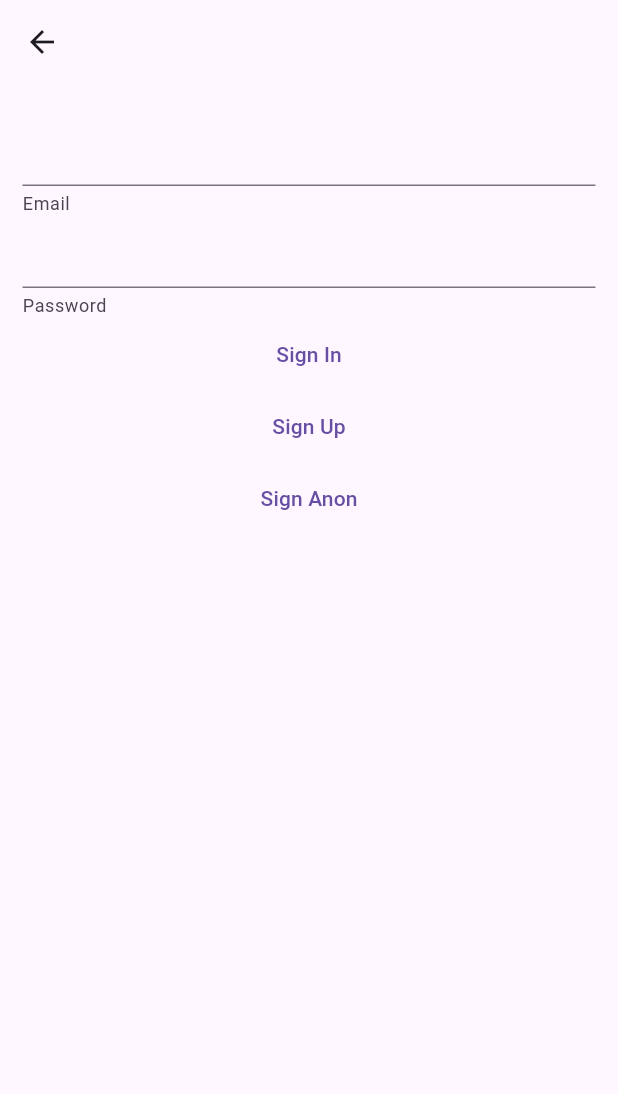
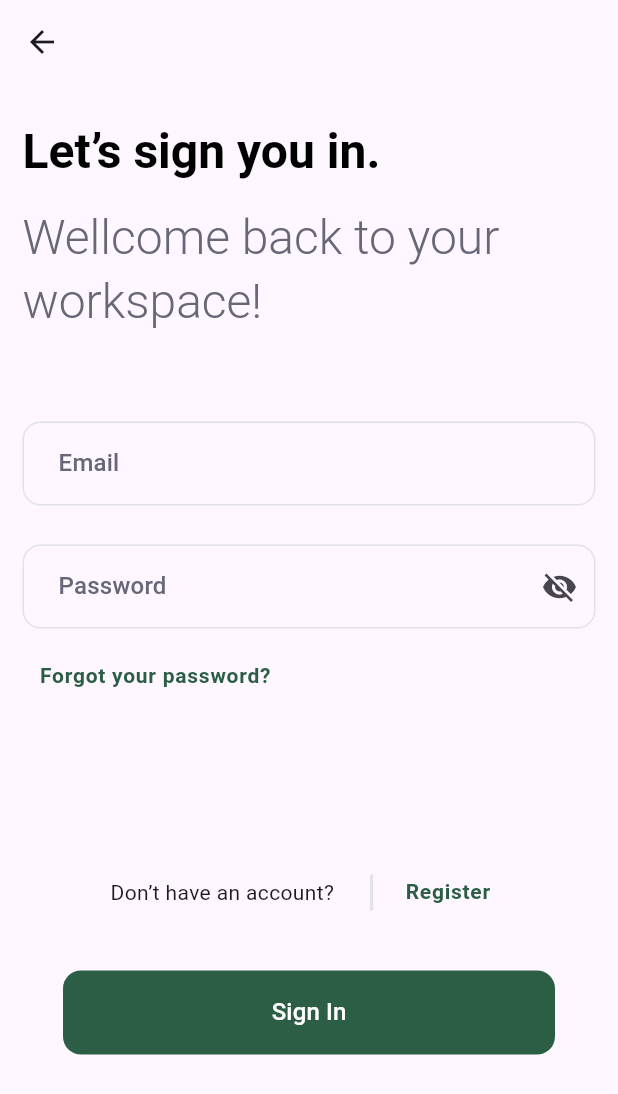
Before and after one commit to CultivatorDao/plantsiliry_app, a Flutter app: the screen it shows after launch, after a tap on "Sign In", on a phone screen of 412 x 824 dp. Shown: the top 1094 px of the screen. Run offline on Flutter 3.47's test engine with Material 3 defaults, Android fonts, the phone set to English and light mode, and no system bars; our stand-ins replace firebase_auth, firebase_core; accounts and stored records are empty; Roboto replaces fonts that are missing (Poppins).

Commit message:
V 0.0.4
Added Fonts:
    Poppins:
	Light
	Regular
	Medium
	SemiBold
Added Widgets:
    Buttons:
	RoundedRectButton:
	    Filled Button with rounded rectangle background.
    CustomTextField:
	Round borders, can be turned to password field.
Added Activities:
    Fully Stylized non-functional Login Screen.
    Non-functional Registration Screen.
Added Themes:
    Partially invoked Light Theme.
Modified:
    Activities:
	Entrance Screen fully stylized and paired with themes.

```diff
--- /dev/null
+++ b/devtools_options.yaml
@@ -0,0 +1 @@
+extensions:
--- a/lib/activities/entrance/entrance.dart
+++ b/lib/activities/entrance/entrance.dart
@@ -1,5 +1,9 @@
 import 'package:flutter/material.dart';
+
+import 'package:plantsility_app/widgets/buttons/rounded_rect_button.dart';
+
 import 'package:plantsility_app/activities/entrance/login/sign_in.dart';
+import 'package:plantsility_app/activities/entrance/registration/registration.dart';
 
 
 class Entrance extends StatelessWidget {
@@ -7,9 +11,8 @@ class Entrance extends StatelessWidget {
 
   @override
   Widget build(BuildContext context) {
-    return Container(
-      color: Colors.white,
-      child: Row(
+    return Scaffold(
+      body: Row(
         mainAxisAlignment: MainAxisAlignment.center,
         children: [
           Column(
@@ -17,37 +20,24 @@ class Entrance extends StatelessWidget {
             children: [
               const Padding(padding: EdgeInsets.only(top: 180)),
 
-              const Row(
+              Row(
                 mainAxisAlignment: MainAxisAlignment.center,
                 children: [
                   Text(
                     "Explore new \nteam collaboration \nexperience",
-                    // TODO create custom big label text theme
-                    style: TextStyle(
-                        fontFamily: "Poppins",
-                        fontWeight: FontWeight.w600,
-                        fontSize: 32,
-                        color: Colors.black,
-                        decoration: TextDecoration.none),
+                    style: Theme.of(context).textTheme.headlineMedium,
                   ),
                 ],
               ),
 
               const Padding(padding: EdgeInsets.only(bottom: 32)),
 
-              const Row(
+              Row(
                 mainAxisAlignment: MainAxisAlignment.center,
                 children: [
                   Text(
                     "Keep your files, documents, tools \nin one place.",
-                    // TODO create custom medium label text theme
-                    style: TextStyle(
-                        fontFamily: "Poppins",
-                        fontWeight: FontWeight.normal,
-                        fontSize: 16,
-                        color: Color.fromARGB(255, 104, 103, 119),
-                        decoration: TextDecoration.none,
-                        height: 1.5),
+                    style: Theme.of(context).textTheme.titleSmall,
                   ),
                 ],
               ),
@@ -55,19 +45,13 @@ class Entrance extends StatelessWidget {
 
               const Padding(padding: EdgeInsets.only(bottom: 12)),
 
-              const Row(
+              Row(
                 mainAxisAlignment: MainAxisAlignment.center,
                 children: [
                   Text(
                     "Communicate with your team and set "
                         "\nup business processes and goals \nthrough the mobile and web application.",
-                    // TODO create custom medium label text theme
-                    style: TextStyle(fontFamily: "Poppins",
-                        fontWeight: FontWeight.normal,
-                        fontSize: 16,
-                        color: Color.fromARGB(255, 104, 103, 119),
-                        decoration: TextDecoration.none,
-                        height: 1.5),
+                    style: Theme.of(context).textTheme.titleSmall,
                   ),
                 ],
               ),
@@ -77,37 +61,32 @@ class Entrance extends StatelessWidget {
               Row(
                 mainAxisAlignment: MainAxisAlignment.center,
                 children: [
-                  SizedBox(
-                    width: 164,
-                    height: 56,
-                    child: FilledButton(onPressed: () {
-                      Navigator.pushNamed(context, '/sign-up');
+                  RoundedRectButton(
+                    onPressed: () {
+                      Navigator.push(
+                        context,
+                        MaterialPageRoute(builder: (context) => const SignUp()));
                     },
-                      // TODO create roundedRect button theme
-                      style: FilledButton.styleFrom(
-                          backgroundColor: const Color.fromARGB(255, 44, 94, 70),
-                          shape: RoundedRectangleBorder(borderRadius: BorderRadius.circular(12))),
-                      child: const Text("Sign Up", style: TextStyle(fontFamily: "Poppins"),),),
+                    text: Text(
+                      "Sign Up",
+                      style: Theme.of(context).textTheme.labelLarge!.copyWith(color: Colors.white),
+                    )
                   ),
 
                   const Padding(padding: EdgeInsets.only(right: 8)),
 
-                  SizedBox(
-                    width: 164,
-                    height: 56,
-                    child: FilledButton(onPressed: () {
-                      // Navigator.pushNamed(context, '/sign-in');
+                  RoundedRectButton(
+                    onPressed: () {
                       Navigator.push(
                         context,
                         MaterialPageRoute(builder: (context) => const SignIn()),
                       );
                     },
-                        // TODO create roundedRect button theme
-                        style: FilledButton.styleFrom(
-                          backgroundColor: const Color.fromARGB(255, 248, 250, 250),
-                          shape: RoundedRectangleBorder(borderRadius: BorderRadius.circular(12)),
-                        ),
-                        child: const Text("Sign In", style: TextStyle(color: Colors.black, fontFamily: "Poppins"),)),
+                    text: Text(
+                      "Sign In",
+                      style: Theme.of(context).textTheme.labelLarge,
+                    ),
+                    color: const Color.fromARGB(255, 248, 250, 250),
                   )
                 ],
               )
--- a/lib/activities/entrance/login/sign_in.dart
+++ b/lib/activities/entrance/login/sign_in.dart
@@ -1,5 +1,8 @@
 import 'package:flutter/material.dart';
+
 import 'package:plantsility_app/services/auth.dart';
+import 'package:plantsility_app/widgets/buttons/rounded_rect_button.dart';
+import 'package:plantsility_app/widgets/text_fields/custom_text_field.dart';
 
 
 class SignIn extends StatefulWidget {
@@ -12,6 +15,9 @@ class SignIn extends StatefulWidget {
 class _SignInState extends State<SignIn> {
 
   final AuthService _auth = AuthService();
+
+  String email = '';
+  String password = '';
 
   // Sign in as guest
   void _signInAnonymously() async {
@@ -31,20 +37,89 @@ class _SignInState extends State<SignIn> {
       appBar: AppBar(
         title: const Text(""),
       ),
+      resizeToAvoidBottomInset: false,
       body: Container(
-        padding: const EdgeInsets.symmetric(horizontal: 15, vertical: 20),
+        padding: const EdgeInsets.symmetric(horizontal: 15, vertical: 24),
         child: Column(
-          children: [
-            const TextField(decoration: InputDecoration(helperText: "Email"),),
-            const TextField(decoration: InputDecoration(helperText: "Password"),),
-            TextButton(onPressed: () {}, child: const Text("Sign In")),
-            TextButton(onPressed: () {}, child: const Text("Sign Up")),
-            TextButton(
-              onPressed: _signInAnonymously,
-              child: const Text("Sign Anon")
+          crossAxisAlignment: CrossAxisAlignment.start,
+          children: <Widget>[
+            Text(
+              "Let’s sign you in.",
+              style: Theme.of(context).textTheme.headlineMedium,
             ),
+
+            const Padding(padding: EdgeInsets.only(bottom: 16)),
+
+            Text(
+              "Wellcome back to your workspace!",
+              style: Theme.of(context).textTheme.headlineSmall,
+            ),
+
+            const Padding(padding: EdgeInsets.only(bottom: 58)),
+
+            Form(child: Column(
+              children: <Widget>[
+                const CustomTextField(
+                  hintText: "Email",
+                  label: "Email",
+                ),
+
+                const Padding(padding: EdgeInsets.only(bottom: 26)),
+
+                const CustomTextField(
+                  hintText: "Password",
+                  label: "Password",
+                  passwordField: true,
+                ),
+
+                const Padding(padding: EdgeInsets.only(bottom: 8)),
+
+                Container(
+                  alignment: Alignment.centerLeft,
+                  child: TextButton(
+                    onPressed: () {},
+                    child: Text(
+                      "Forgot your password?",
+                      style: Theme.of(context).textTheme.labelMedium,
+                    )
+                  ),
+                ),
+
+                const Padding(padding: EdgeInsets.only(bottom: 96)),
+
+                Row(
+                  mainAxisAlignment: MainAxisAlignment.center,
+                  children: <Widget>[
+                    const Text(
+                      "Don’t have an account?",
+                    ),
+                    Container(
+                      color: const Color.fromARGB(255, 226, 227, 228),
+                      margin: const EdgeInsets.only(left: 24, right: 10),
+                      width: 2,
+                      height: 24,
+                    ),
+                    TextButton(
+                      onPressed: () {},
+                      child: Text(
+                        "Register",
+                        style: Theme.of(context).textTheme.labelMedium,
+                      ),
+                    ),
+                  ],
+                ),
+
+                const Padding(padding: EdgeInsets.only(bottom: 28)),
+
+                RoundedRectButton(
+                  onPressed: () {},
+                  width: 328,
+                  text: const Text("Sign In")
+                )
+              ],
+            ))
           ],
-        ),
+        )
       ),
     );
   }
--- /dev/null
+++ b/lib/activities/entrance/registration/registration.dart
@@ -0,0 +1,54 @@
+import 'package:flutter/material.dart';
+import 'package:plantsility_app/services/auth.dart';
+
+
+class SignUp extends StatefulWidget {
+  const SignUp({super.key});
+
+  @override
+  State<SignUp> createState() => _SignUpState();
+}
+
+class _SignUpState extends State<SignUp> {
+
+  final AuthService _auth = AuthService();
+
+  String email = '';
+  String password = '';
+
+  @override
+  Widget build(BuildContext context) {
+    return Scaffold(
+      appBar: AppBar(
+        title: const Text(''),
+      ),
+      body: Form(
+        child: Column(
+          children: [
+            TextFormField(
+              onChanged: (val) {
+                setState(() {
+                  email = val;
+                });
+              },
+            ),
+            const Padding(padding: EdgeInsets.only(bottom: 10)),
+            TextFormField(
+              onChanged: (val) {
+                setState(() {
+                  password = val;
+                });
+              },
+            ),
+            const Padding(padding: EdgeInsets.only(bottom: 10)),
+            TextButton(
+              onPressed: () async {
+
+              },
+              child: const Text("Sign up"))
+          ],
+        ),
+      ),
+    );
+  }
+}
--- a/lib/activities/main/main_activity_manager.dart
+++ b/lib/activities/main/main_activity_manager.dart
@@ -15,6 +15,7 @@ class _MainActivityManagerState extends State<MainActivityManager> {
   // All app screens/activities
   static List<Widget> pages = <Widget>[
       const Shop(),
+      const Placeholder(),
     ];
 
   // bottom bar icons
@@ -39,7 +40,7 @@ class _MainActivityManagerState extends State<MainActivityManager> {
   Widget build(BuildContext context) {
     return Scaffold(
       bottomNavigationBar: BottomNavigationBar(
-        selectedItemColor: const Color.fromARGB(255, 44, 94, 70),
+        selectedItemColor: const  Color.fromARGB(255, 44, 94, 70),
         selectedIconTheme: const IconThemeData(
             color: Color.fromARGB(255, 44, 94, 70)
         ),
--- a/lib/main_app/main_app.dart
+++ b/lib/main_app/main_app.dart
@@ -7,10 +7,26 @@ import 'package:plantsility_app/services/auth.dart';
 
 import 'package:plantsility_app/activities/authenticate.dart';
 
+import '../themes/light_theme.dart';
+
 
 // Main application class
-class Plantsility extends StatelessWidget {
+class Plantsility extends StatefulWidget {
   const Plantsility({super.key});
+
+  @override
+  State<Plantsility> createState() => _PlantsilityState();
+
+  // Make access to State object for any descendant widget
+  // ignore: library_private_types_in_public_api
+  static _PlantsilityState of(BuildContext context)
+  => context.findAncestorStateOfType<_PlantsilityState>()!;
+}
+
+class _PlantsilityState extends State<Plantsility> {
+
+  // Variable to control current theme
+  ThemeMode _themeMode = ThemeMode.system;
 
   @override
   Widget build(BuildContext context) {
@@ -18,14 +34,22 @@ class Plantsility extends StatelessWidget {
     return StreamProvider<UserModel?>.value(
       initialData: null,
       value: AuthService().user,
-      child: const MaterialApp(
+      child: MaterialApp(
         title: "Plantsility",
         // TODO Add themes
-        // theme: lightTheme,
+        theme: lightTheme,
         // darkTheme: darkTheme,
+        themeMode: _themeMode,
         // TODO: change to app routes, instead of home page
-        home: Authenticate(),
+        home: const Authenticate(),
       ),
     );
   }
+
+  // Change app theme from light to dark and vice versa
+  void changeTheme(ThemeMode themeMode) {
+    setState(() {
+      _themeMode = themeMode;
+    });
+  }
 }
--- /dev/null
+++ b/lib/themes/light_theme.dart
@@ -0,0 +1,55 @@
+import 'package:flutter/material.dart';
+
+
+ThemeData lightTheme = ThemeData(
+  textTheme: const TextTheme(
+    // Bold headline style
+    headlineMedium: TextStyle(
+      fontSize: 32,
+      fontWeight: FontWeight.w600,
+      decoration: TextDecoration.none,
+      color: Colors.black
+    ),
+    // Regular headline style
+    headlineSmall: TextStyle(
+      fontSize: 32,
+      fontWeight: FontWeight.w300,
+      decoration: TextDecoration.none,
+      color: Color.fromARGB(255, 104, 103, 119)
+    ),
+    // Bold text style
+    titleMedium: TextStyle(
+      fontSize: 16,
+      fontWeight: FontWeight.w500,
+      height: 1.5,
+      color: Color.fromARGB(255, 104, 103, 119)
+    ),
+    // Regular text style
+    titleSmall: TextStyle(
+      fontSize: 16,
+      fontWeight: FontWeight.w400,
+      height: 1.5,
+      color: Color.fromARGB(255, 104, 103, 119)
+    ),
+    // temp!!!
+    displaySmall: TextStyle(
+      fontSize: 14,
+      fontWeight: FontWeight.w400,
+      height: 1.5
+    ),
+    // Button textStyles
+    labelLarge: TextStyle(
+      fontSize: 16,
+      fontWeight: FontWeight.w500,
+      height: 1.5,
+    ),
+    labelMedium: TextStyle(
+      fontSize: 14,
+      fontWeight: FontWeight.w600,
+      height: 1.5,
+      color: Color.fromARGB(255, 44, 94, 70),
+    )
+  ),
+  splashColor: Colors.transparent,
+  fontFamily: "Poppins",
+);
--- /dev/null
+++ b/lib/widgets/buttons/rounded_rect_button.dart
@@ -0,0 +1,59 @@
+import 'package:flutter/material.dart';
+
+
+class RoundedRectButton extends StatefulWidget {
+  const RoundedRectButton({super.key,
+    required this.onPressed,
+    required this.text,
+    this.height,
+    this.width,
+    this.color
+  });
+
+  final Function onPressed;
+  final Text text;
+  final double? height;
+  final double? width;
+  final Color? color;
+
+  @override
+  State<RoundedRectButton> createState() => _RoundedRectButtonState();
+}
+
+class _RoundedRectButtonState extends State<RoundedRectButton> {
+
+  Function? _onPressed;
+  Text? _text;
+  double _height = 56;
+  double _width = 164;
+  Color? _color = const Color.fromARGB(255, 44, 94, 70);
+
+  @override
+  void initState() {
+    _onPressed = widget.onPressed;
+    _text = widget.text;
+    _height = widget.height != null ? widget.height! : _height;
+    _width = widget.width != null ? widget.width! : _width;
+    _color = widget.color != null ? widget.color! : _color;
+
+    super.initState();
+  }
+
+  @override
+  Widget build(BuildContext context) {
+    return SizedBox(
+      height: _height,
+      width: _width,
+      child: FilledButton(
+        onPressed: () {
+          _onPressed!();
+        },
+        style: FilledButton.styleFrom(
+          backgroundColor: _color,
+          shape: RoundedRectangleBorder(borderRadius: BorderRadius.circular(12))
+        ),
+        child: _text,
+      ),
+    );
+  }
+}
--- /dev/null
+++ b/lib/widgets/text_fields/custom_text_field.dart
@@ -0,0 +1,93 @@
+import 'package:flutter/material.dart';
+
+
+class CustomTextField extends StatefulWidget {
+  const CustomTextField({super.key,
+    this.passwordField,
+    this.hintText,
+    this.label,
+    this.onChanged
+  });
+
+  final bool? passwordField;
+  final String? hintText;
+  final String? label;
+  final Function? onChanged;
+
+
+  @override
+  State<CustomTextField> createState() => _CustomTextFieldState();
+}
+
+class _CustomTextFieldState extends State<CustomTextField> {
+
+  bool? _passwordField = false;
+  bool showPassword = true;
+  String? _hintText = "";
+  String? _label = "";
+  Function? _onChanged = (value) {};
+
+  @override
+  void initState() {
+    _passwordField = widget.passwordField ?? _passwordField;
+    _hintText = widget.hintText ?? _hintText;
+    _label = widget.label ?? _label;
+    _onChanged = widget.onChanged ?? _onChanged;
+
+    showPassword = _passwordField! ? false : true;
+    debugPrint(showPassword.toString());
+
+    super.initState();
+  }
+
+  void toggle() {
+    setState(() {
+      showPassword = !showPassword;
+    });
+  }
+
+  @override
+  Widget build(BuildContext context) {
+    return TextFormField(
+      decoration: InputDecoration(
+        hintText: _hintText,
+        contentPadding: const EdgeInsets.symmetric(horizontal: 20, vertical: 16),
+        label: Text(_label!, style: Theme.of(context).textTheme.titleMedium,),
+        suffixIcon: Visibility(
+          visible: _passwordField!,
+          child: IconButton(
+            onPressed: () {
+              toggle();
+            },
+            icon: Icon(
+              showPassword ? Icons.visibility : Icons.visibility_off,
+            )
+          ),
+        ),
+        enabledBorder: const OutlineInputBorder(
+            borderSide: BorderSide(color: Color.fromARGB(255, 226, 227, 228)),
+            borderRadius: BorderRadius.all(Radius.circular(12))
+        ),
+        focusedBorder: const OutlineInputBorder(
+            borderSide: BorderSide(color: Color.fromARGB(255, 226, 227, 228)),
+            borderRadius: BorderRadius.all(Radius.circular(12))
+        ),
+        errorBorder: const OutlineInputBorder(
+            borderSide: BorderSide(color: Colors.red),
+            borderRadius: BorderRadius.all(Radius.circular(12))
+        ),
+        focusedErrorBorder: const OutlineInputBorder(
+          borderSide: BorderSide(color: Colors.red),
+          borderRadius: BorderRadius.all(Radius.circular(12)),
+        ),
+      ),
+      obscureText: !showPassword,
+      onChanged: (value) {
+        setState(() {
+          _onChanged!(value);
+        });
+      },
+
+    );
+  }
+}
```
Also changed, not shown: pubspec.yaml (+12 -0 lines), fonts/poppins/Poppins-Light.ttf (added), fonts/poppins/Poppins-Medium.ttf (added), fonts/poppins/Poppins-Regular.ttf (added), fonts/poppins/Poppins-SemiBold.ttf (added), 1 other file.
